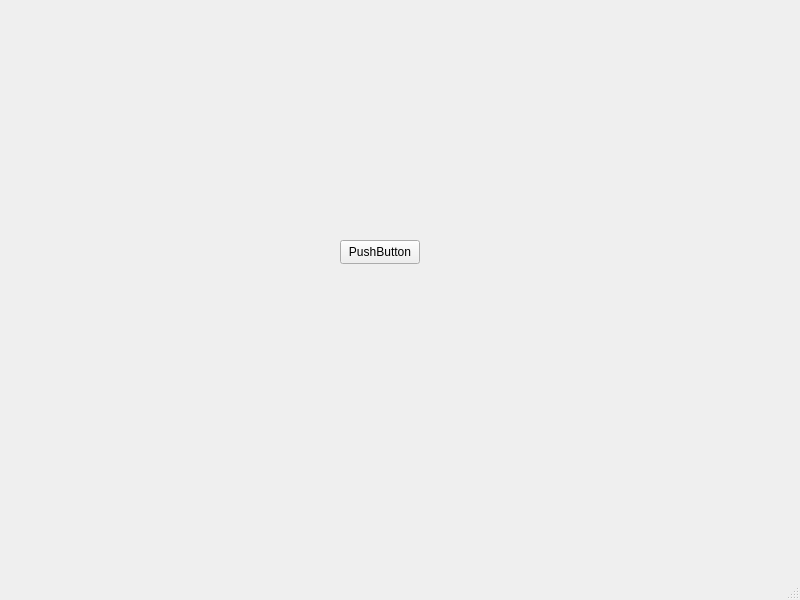
Qt form mainwindow.ui (OmarT-Y/TravelPlaner) before a commit.
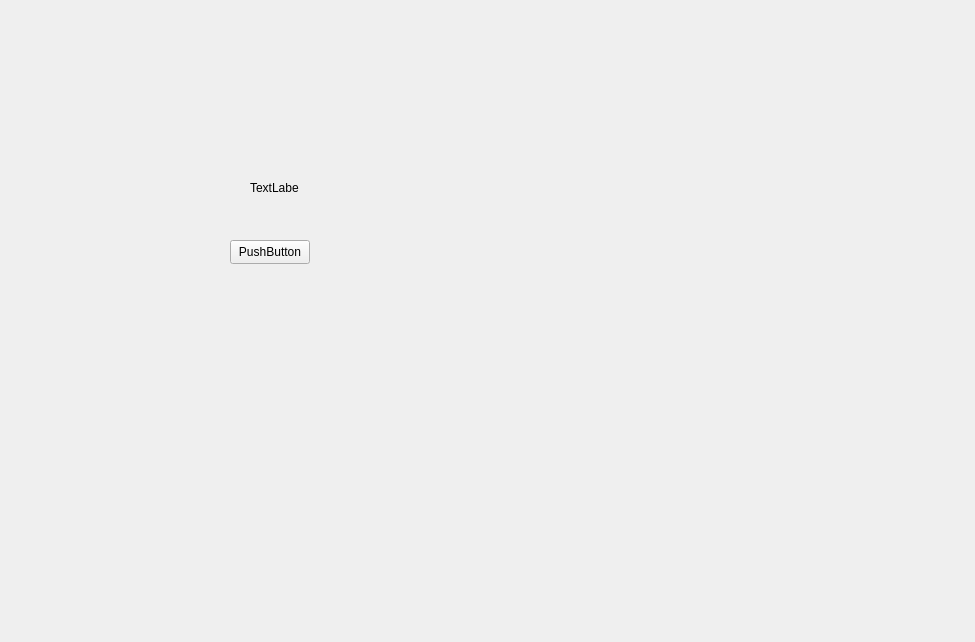
The same form after that commit.

What changed in the file:
```diff
--- a/mainwindow.ui
+++ b/mainwindow.ui
@@ -6,18 +6,31 @@
    <rect>
     <x>0</x>
     <y>0</y>
-    <width>800</width>
-    <height>600</height>
+    <width>975</width>
+    <height>642</height>
    </rect>
   </property>
   <property name="windowTitle">
    <string>MainWindow</string>
   </property>
   <widget class="QWidget" name="centralwidget">
+   <widget class="QLabel" name="label">
+    <property name="geometry">
+     <rect>
+      <x>250</x>
+      <y>180</y>
+      <width>49</width>
+      <height>16</height>
+     </rect>
+    </property>
+    <property name="text">
+     <string>TextLabel</string>
+    </property>
+   </widget>
    <widget class="QPushButton" name="pushButton">
     <property name="geometry">
      <rect>
-      <x>340</x>
+      <x>230</x>
       <y>240</y>
       <width>80</width>
       <height>24</height>
@@ -28,17 +41,6 @@
     </property>
    </widget>
   </widget>
-  <widget class="QMenuBar" name="menubar">
-   <property name="geometry">
-    <rect>
-     <x>0</x>
-     <y>0</y>
-     <width>800</width>
-     <height>21</height>
-    </rect>
-   </property>
-  </widget>
-  <widget class="QStatusBar" name="statusbar"/>
  </widget>
  <resources/>
  <connections/>
```
